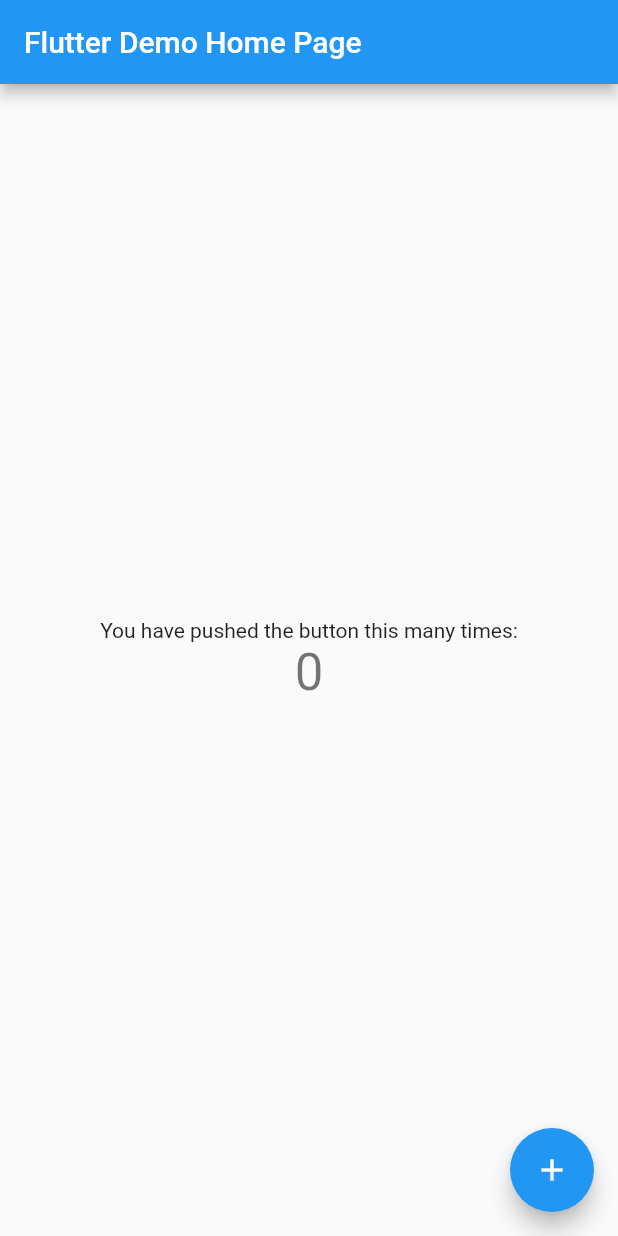
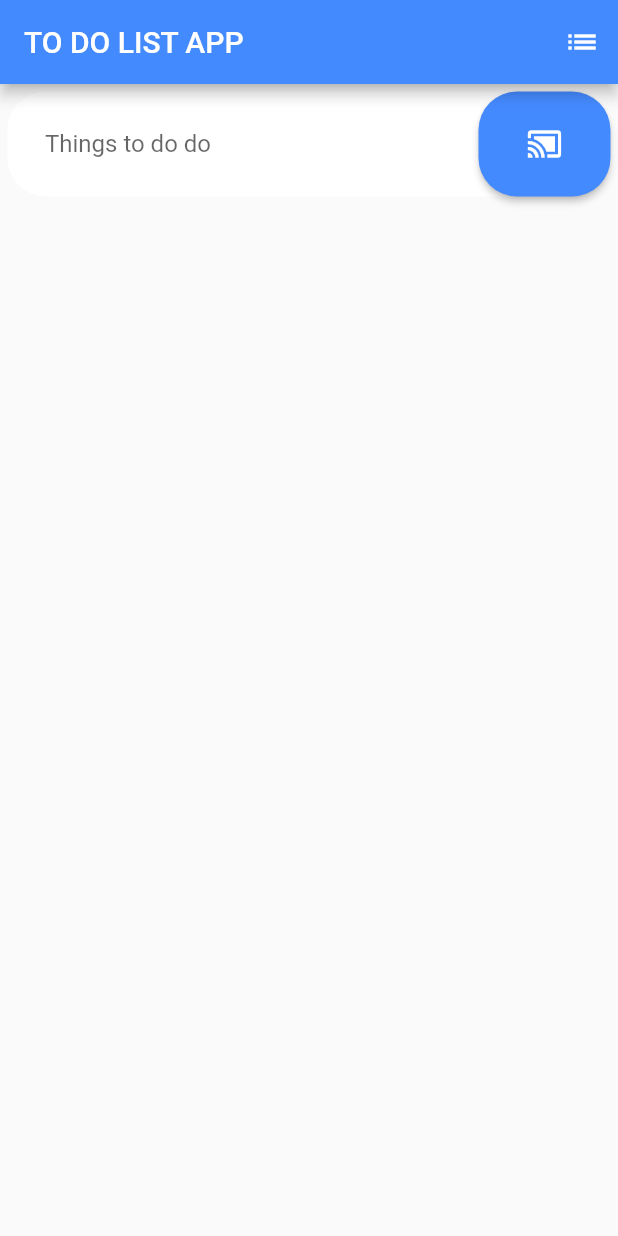
Before and after one commit to kyamash1/flutter_memo_app, a Flutter app: the screen it shows after launch, on a phone screen of 412 x 824 dp. Run offline on Flutter 3.47's test engine with Material 2 defaults, Android fonts, the phone set to English and light mode, and no system bars; our stand-ins replace shared_preferences; statements that could not run were skipped.

Commit message:
add flutter project

```diff
--- /dev/null
+++ b/lib/home_page.dart
@@ -0,0 +1,217 @@
+import 'package:flutter/cupertino.dart';
+import 'package:flutter/material.dart';
+
+import 'completed_task_page.dart';
+import 'shared_prefs.dart';
+
+var homePageKey = GlobalKey<_HomePageState>();
+
+class HomePage extends StatefulWidget {
+  const HomePage({Key key}) : super(key: key);
+
+  @override
+  _HomePageState createState() => _HomePageState();
+}
+
+class _HomePageState extends State<HomePage> {
+  List<String> listItems = [];
+  List<String> completedItems = [];
+
+  bool _validate = false;
+
+  final TextEditingController eCtrl = TextEditingController();
+
+  void _init() async {
+    await SharePrefs.setInstance();
+
+    listItems = SharePrefs.getListItems();
+    completedItems = SharePrefs.getCompletedItems();
+    setState(() {});
+  }
+
+  @override
+  void initState() {
+    _init();
+    super.initState();
+  }
+
+  @override
+  void dispose() {
+    //ページがdispose（ページの切り替え？）が起きたときに
+    //コントローラーの中身を削除する
+    eCtrl.dispose();
+    super.dispose();
+  }
+
+  @override
+  Widget build(BuildContext context) {
+    return Scaffold(
+      appBar: AppBar(
+        title: Text("TO DO LIST APP"),
+        backgroundColor: Colors.blueAccent,
+        actions: <Widget>[
+          IconButton(
+            icon: Icon(Icons.list),
+            onPressed: () {
+              setState(() {});
+              Navigator.of(context).push(
+                MaterialPageRoute(
+                  builder: (context) => CompletedTasks(),
+                ),
+              );
+            },
+          ),
+        ],
+      ),
+      body: Stack(
+        children: <Widget>[
+          Column(
+            children: <Widget>[
+              Container(
+                height: 70,
+                decoration: BoxDecoration(
+                    borderRadius: BorderRadius.circular(25.7),
+                    color: Colors.white),
+                margin: EdgeInsets.all(5.0),
+                child: Row(
+                  children: <Widget>[
+                    Expanded(
+                      child: TextField(
+                        controller: eCtrl,
+                        decoration: InputDecoration(
+                          border: InputBorder.none,
+                          hintText: "Things to do do",
+                          errorText: _validate ? 'The input empty.' : null,
+                          contentPadding: const EdgeInsets.only(
+                              left: 25.0, bottom: 15.0, top: 15.0),
+                          focusedBorder: OutlineInputBorder(
+                            borderSide: BorderSide(color: Colors.white),
+                            borderRadius: BorderRadius.circular(25.7),
+                          ),
+                        ),
+                        autocorrect: true,
+                        onSubmitted: (text) {
+                          if (text.isEmpty) {
+                            _validate = true;
+                            setState(() {});
+                          } else {
+                            _validate = false;
+                            completedItems.add('false');
+                            listItems.add(text);
+                            SharePrefs.setCompletedItems(completedItems)
+                                .then((_) {
+                              setState(() {});
+                            });
+                            SharePrefs.setListItems(listItems).then((_) {
+                              setState(() {});
+                            });
+                            eCtrl.clear();
+                          }
+                        },
+                      ),
+                    ),
+                    Container(
+                      height: 70,
+                      child: RaisedButton(
+                        shape: RoundedRectangleBorder(
+                            borderRadius: BorderRadius.circular(25.7)),
+                        onPressed: () {},
+                        color: Colors.blueAccent,
+                        child: IconButton(
+                          padding: EdgeInsets.symmetric(vertical: 10.0),
+                          color: Colors.white,
+                          hoverColor: Colors.white,
+                          icon: Icon(
+                            IconData(57669, fontFamily: 'MaterialIcons'),
+                          ),
+                          onPressed: () {
+                            if (eCtrl.text.isEmpty) {
+                              _validate = true;
+                              setState(() {});
+                            } else {
+                              _validate = false;
+                              completedItems.add('false');
+                              listItems.add(eCtrl.text);
+                              SharePrefs.setListItems(listItems).then((_) {
+                                //setStateで現在いるページのStateを更新する。
+                                setState(() {});
+                              });
+                              SharePrefs.setCompletedItems(completedItems)
+                                  .then((_) {
+                                setState(() {});
+                              });
+                              eCtrl.clear();
+                            }
+                          },
+                        ),
+                      ),
+                    ),
+                  ],
+                ),
+              ),
+              Expanded(
+                child: ListView.builder(
+                  itemCount: listItems.length,
+                  scrollDirection: Axis.vertical,
+                  itemBuilder: (BuildContext context, int index) {
+                    return Card(
+                      child: ListTile(
+                        title: Row(
+                          mainAxisAlignment: MainAxisAlignment.spaceBetween,
+                          children: <Widget>[
+                            Expanded(child: Text(listItems[index])),
+                            Container(
+                              width: 40,
+                              child: InkWell(
+                                  child: Icon(
+                                    Icons.remove_circle,
+                                    color: Colors.redAccent,
+                                  ),
+                                  onTap: () {
+                                    listItems.removeAt(index);
+                                    completedItems.removeAt(index);
+                                    SharePrefs.setListItems(listItems)
+                                        .then((_) {
+                                      setState(() {});
+                                    });
+                                    SharePrefs.setCompletedItems(completedItems)
+                                        .then((_) {
+                                      setState(() {});
+                                    });
+                                  }),
+                            ),
+                            Container(
+                                width: 30,
+                                child: InkWell(
+                                  child: Icon(
+                                    (completedItems[index] == 'false')
+                                        ? Icons.check_box_outline_blank
+                                        : Icons.check_box,
+                                    color: Colors.greenAccent,
+                                  ),
+                                  onTap: () {
+                                    if (completedItems[index] == 'false') {
+                                      completedItems[index] = 'true';
+                                    } else {
+                                      completedItems[index] = 'false';
+                                    }
+                                    setState(() {});
+                                  },
+                                )),
+                          ],
+                        ),
+                        onTap: () {
+                          setState(() {});
+                        },
+                      ),
+                    );
+                  },
+                ),
+              ),
+            ],
+          )
+        ],
+      ),
+    );
+  }
+}
--- a/lib/main.dart
+++ b/lib/main.dart
@@ -1,111 +1,17 @@
 import 'package:flutter/material.dart';
 
-void main() => runApp(MyApp());
+import 'home_page.dart';
 
-class MyApp extends StatelessWidget {
-  // This widget is the root of your application.
+void main() => runApp(MainApp());
+
+class MainApp extends StatelessWidget {
   @override
   Widget build(BuildContext context) {
+    // TODO: implement build
     return MaterialApp(
-      title: 'Flutter Demo',
-      theme: ThemeData(
-        // This is the theme of your application.
-        //
-        // Try running your application with "flutter run". You'll see the
-        // application has a blue toolbar. Then, without quitting the app, try
-        // changing the primarySwatch below to Colors.green and then invoke
-        // "hot reload" (press "r" in the console where you ran "flutter run",
-        // or simply save your changes to "hot reload" in a Flutter IDE).
-        // Notice that the counter didn't reset back to zero; the application
-        // is not restarted.
-        primarySwatch: Colors.blue,
-      ),
-      home: MyHomePage(title: 'Flutter Demo Home Page'),
+      title: 'TodoList App2',
+      debugShowCheckedModeBanner: false,
+      home: HomePage(key: homePageKey),
     );
   }
 }
-
-class MyHomePage extends StatefulWidget {
-  MyHomePage({Key key, this.title}) : super(key: key);
-
-  // This widget is the home page of your application. It is stateful, meaning
-  // that it has a State object (defined below) that contains fields that affect
-  // how it looks.
-
-  // This class is the configuration for the state. It holds the values (in this
-  // case the title) provided by the parent (in this case the App widget) and
-  // used by the build method of the State. Fields in a Widget subclass are
-  // always marked "final".
-
-  final String title;
-
-  @override
-  _MyHomePageState createState() => _MyHomePageState();
-}
-
-class _MyHomePageState extends State<MyHomePage> {
-  int _counter = 0;
-
-  void _incrementCounter() {
-    setState(() {
-      // This call to setState tells the Flutter framework that something has
-      // changed in this State, which causes it to rerun the build method below
-      // so that the display can reflect the updated values. If we changed
-      // _counter without calling setState(), then the build method would not be
-      // called again, and so nothing would appear to happen.
-      _counter++;
-    });
-  }
-
-  @override
-  Widget build(BuildContext context) {
-    // This method is rerun every time setState is called, for instance as done
-    // by the _incrementCounter method above.
-    //
-    // The Flutter framework has been optimized to make rerunning build methods
-    // fast, so that you can just rebuild anything that needs updating rather
-    // than having to individually change instances of widgets.
-    return Scaffold(
-      appBar: AppBar(
-        // Here we take the value from the MyHomePage object that was created by
-        // the App.build method, and use it to set our appbar title.
-        title: Text(widget.title),
-      ),
-      body: Center(
-        // Center is a layout widget. It takes a single child and positions it
-        // in the middle of the parent.
-        child: Column(
-          // Column is also a layout widget. It takes a list of children and
-          // arranges them vertically. By default, it sizes itself to fit its
-          // children horizontally, and tries to be as tall as its parent.
-          //
-          // Invoke "debug painting" (press "p" in the console, choose the
-          // "Toggle Debug Paint" action from the Flutter Inspector in Android
-          // Studio, or the "Toggle Debug Paint" command in Visual Studio Code)
-          // to see the wireframe for each widget.
-          //
-          // Column has various properties to control how it sizes itself and
-          // how it positions its children. Here we use mainAxisAlignment to
-          // center the children vertically; the main axis here is the vertical
-          // axis because Columns are vertical (the cross axis would be
-          // horizontal).
-          mainAxisAlignment: MainAxisAlignment.center,
-          children: <Widget>[
-            Text(
-              'You have pushed the button this many times:',
-            ),
-            Text(
-              '$_counter',
-              style: Theme.of(context).textTheme.display1,
-            ),
-          ],
-        ),
-      ),
-      floatingActionButton: FloatingActionButton(
-        onPressed: _incrementCounter,
-        tooltip: 'Increment',
-        child: Icon(Icons.add),
-      ), // This trailing comma makes auto-formatting nicer for build methods.
-    );
-  }
-}
--- /dev/null
+++ b/lib/shared_prefs.dart
@@ -0,0 +1,23 @@
+import 'package:shared_preferences/shared_preferences.dart';
+
+class SharePrefs {
+  //文字列の型を作成
+  static final listItems = "list_items";
+  static final completedItems = "completed_items";
+  static SharedPreferences _sharedPreferences;
+
+  static Future setInstance() async {
+    if (null != _sharedPreferences) return;
+    _sharedPreferences = await SharedPreferences.getInstance();
+  }
+
+  static Future<bool> setListItems(List<String> value) =>
+      _sharedPreferences.setStringList(listItems, value);
+  static List<String> getListItems() =>
+      _sharedPreferences.getStringList(listItems) ?? [];
+
+  static Future<bool> setCompletedItems(List<String> value) =>
+      _sharedPreferences.setStringList(completedItems, value);
+  static List<String> getCompletedItems() =>
+      _sharedPreferences.get(completedItems) ?? [];
+}
--- a/pubspec.yaml
+++ b/pubspec.yaml
@@ -23,6 +23,7 @@ dependencies:
   # The following adds the Cupertino Icons font to your application.
   # Use with the CupertinoIcons class for iOS style icons.
   cupertino_icons: ^0.1.2
+  shared_preferences: ^0.5.3+4
 
 dev_dependencies:
   flutter_test:
```
Also changed, not shown: lib/completed_task_page.dart (added, +35 -0 lines), pubspec.lock, 1 other file.
